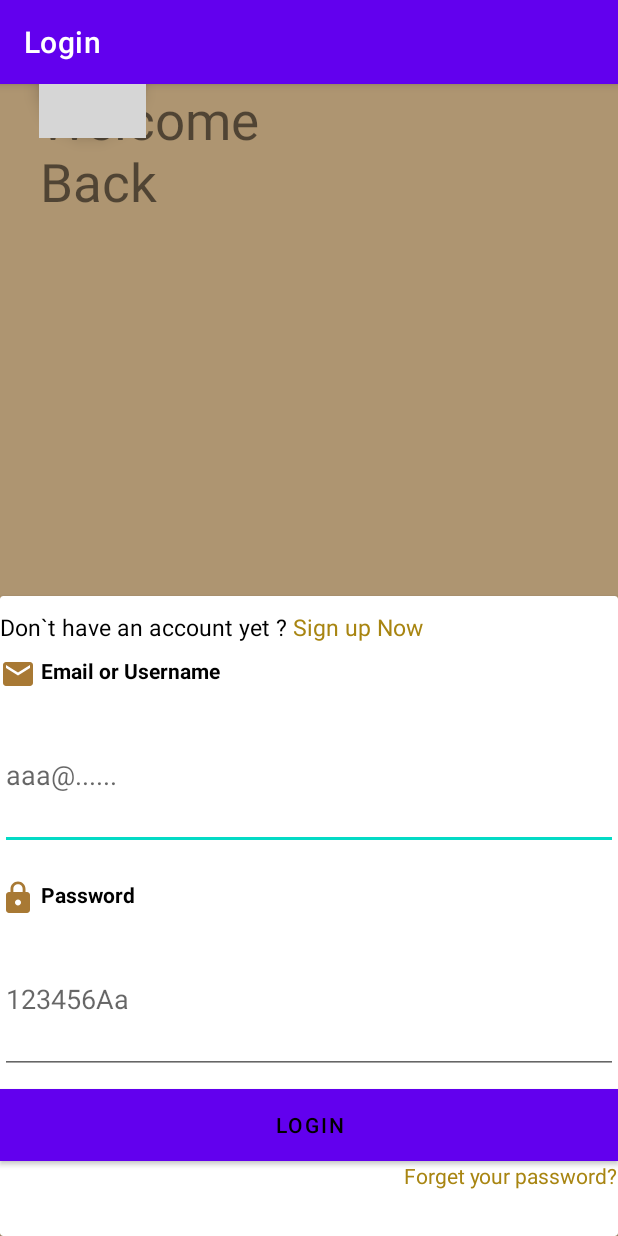
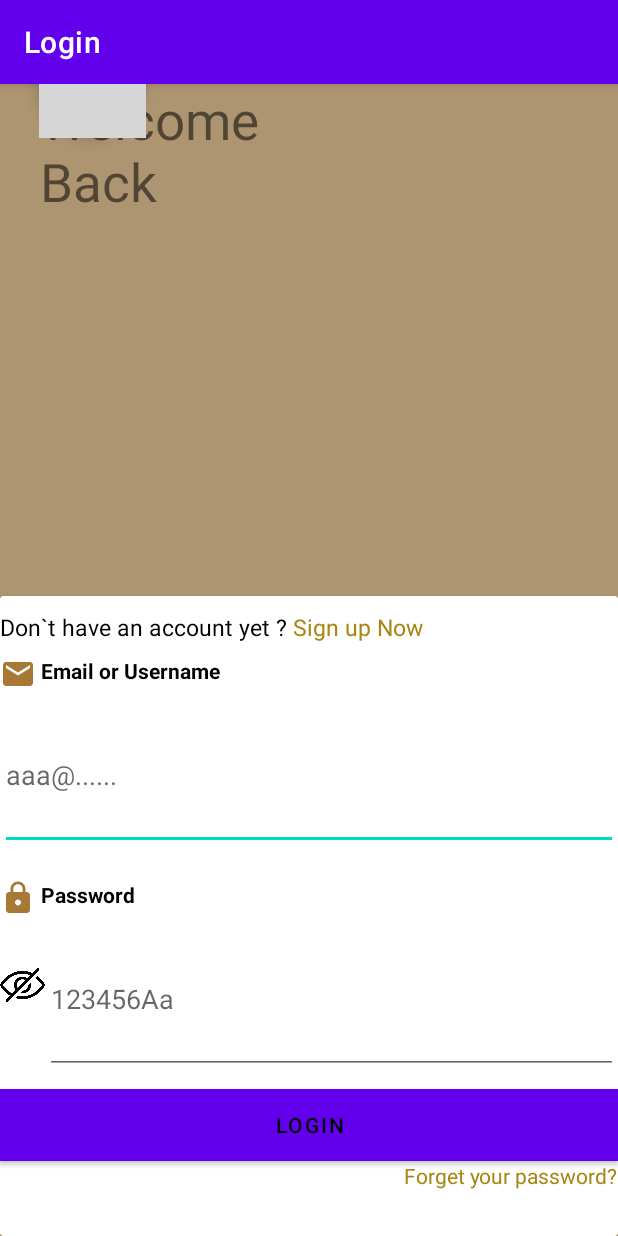
Before and after one commit to IbtisamAbdulaziz/Luqya, an Android app: the screen it shows after launch (LogIn), after a tap on "SYSTEM ADMINISTRATOR", on a phone screen of 412 x 824 dp. Run offline under Robolectric (Android 15) with nearby library versions, the phone set to English and light mode, and no system bars; our stand-ins replace Firebase (no records; nobody signed in at launch, a user with empty details on screens opened directly); grey boxes are pictures that could not be loaded.

```diff
--- a/app/src/main/res/layout/activity_log_in.xml
+++ b/app/src/main/res/layout/activity_log_in.xml
@@ -124,6 +124,17 @@
                 android:textColor="@color/black"
                 android:textStyle="bold" />
 
+            <LinearLayout
+                android:layout_width="match_parent"
+                android:layout_height="wrap_content"
+                android:orientation="horizontal">
+
+                <ImageView
+                    android:layout_width="30dp"
+                    android:layout_height="32dp"
+                    android:id="@+id/show_hide_pwd"
+                    android:layout_marginTop="30dp"/>
+
                 <EditText
                     android:id="@+id/edittext_password_login"
                     android:layout_width="match_parent"
@@ -134,6 +145,13 @@
                     android:singleLine="true"
                     tools:ignore="ExtraText"
                     android:inputType="textPassword"/>
+
+
+
+            </LinearLayout>
+
+
+
             <!-- Login button -->
             <Button
                 android:id="@+id/button_login"
```
Also changed, not shown: app/src/main/java/com/example/luqya/LogIn.java (+70 -1 lines), app/src/main/res/drawable/ic_hide_pwd.png (added), app/src/main/res/drawable/ic_show_pwd.png (added). Lines whose indentation alone changed are shown as unchanged.
